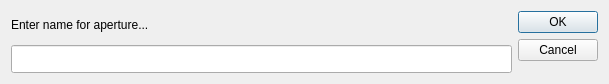
bob-anderson-ok/pymovie, file src/pymovie/apertureNameDialog.ui: the form before one commit.
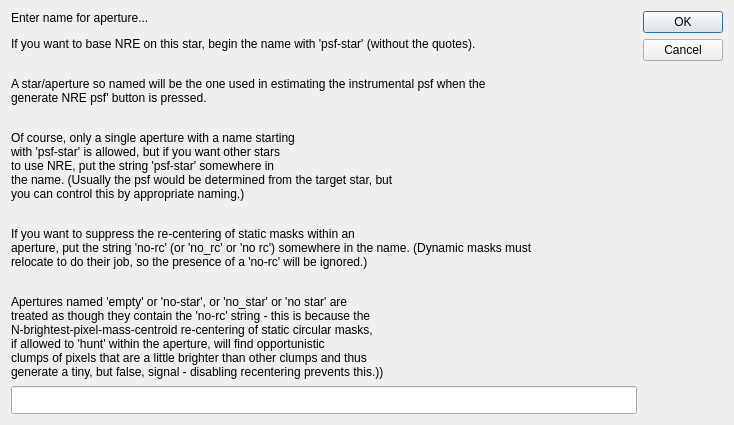
The form after the commit.

Commit message: 3.7.68z1 automates NRE (eliminates manual build of instrumental psf)

```diff
--- a/src/pymovie/apertureNameDialog.ui
+++ b/src/pymovie/apertureNameDialog.ui
@@ -6,8 +6,8 @@
    <rect>
     <x>0</x>
     <y>0</y>
-    <width>609</width>
-    <height>84</height>
+    <width>734</width>
+    <height>425</height>
    </rect>
   </property>
   <property name="minimumSize">
@@ -31,7 +31,7 @@
      <item>
       <widget class="QLabel" name="label">
        <property name="text">
-        <string>Enter name for aperture...</string>
+        <string>&lt;html&gt;&lt;head/&gt;&lt;body&gt;&lt;p&gt;Enter name for aperture...&lt;/p&gt;&lt;p&gt;If you want to base NRE on this star, begin the name with 'psf-star' (without the quotes).&lt;/p&gt;&lt;br/&gt;A star/aperture so named will be the one used in estimating the instrumental psf when the&lt;br/&gt;generate NRE psf' button is pressed.&lt;/p&gt;&lt;p&gt;&lt;br/&gt;Of course, only a single aperture with a name starting&lt;br/&gt;with 'psf-star' is allowed, but if you want other stars&lt;br/&gt;to use NRE, put the string 'psf-star' somewhere in&lt;br/&gt;the name. (Usually the psf would be determined from the target star, but&lt;br/&gt;you can control this by appropriate naming.)&lt;/p&gt;&lt;p&gt;&lt;br/&gt;If you want to suppress the re-centering of static masks within an&lt;br/&gt;aperture, put the string 'no-rc' (or 'no_rc' or 'no rc') somewhere in the name. (Dynamic masks must&lt;br/&gt;relocate to do their job, so the presence of a 'no-rc' will be ignored.)&lt;/p&gt;&lt;p&gt;&lt;br/&gt;Apertures named 'empty' or 'no-star', or 'no_star' or 'no star' are&lt;br/&gt;treated as though they contain the 'no-rc' string - this is because the&lt;br/&gt;N-brightest-pixel-mass-centroid re-centering of static circular masks,&lt;br/&gt;if allowed to 'hunt' within the aperture, will find opportunistic&lt;br/&gt;clumps of pixels that are a little brighter than other clumps and thus&lt;br/&gt;generate a tiny, but false, signal - disabling recentering prevents this.))&lt;/p&gt;&lt;/body&gt;&lt;/html&gt;</string>
        </property>
       </widget>
      </item>
```
The commit also changes 5 other files.
